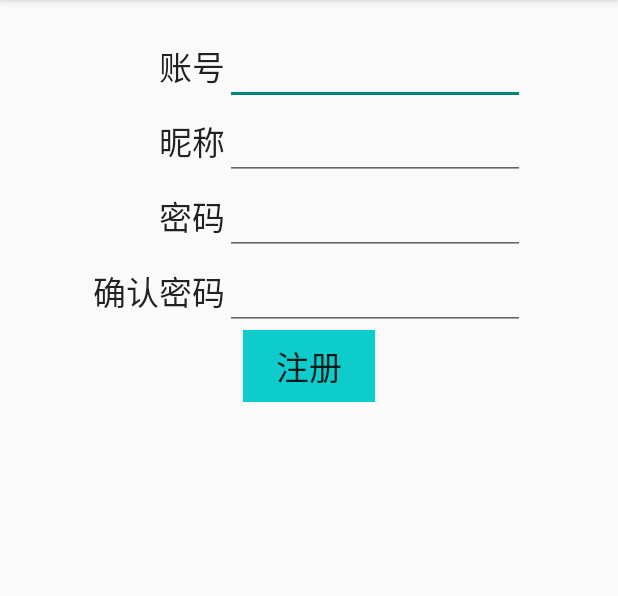
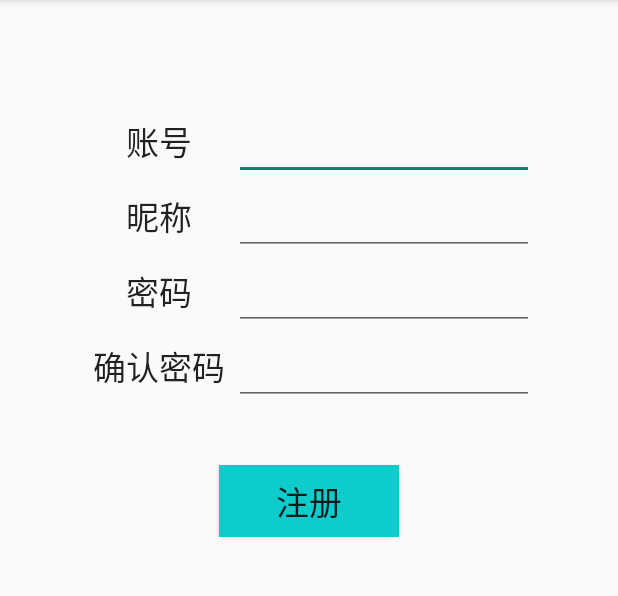
Before and after one commit to RenJiJiaoHuPj/circle, an Android app: the RegisterActivity screen opened directly, with no data from a screen before it, on a phone screen of 412 x 824 dp, the part 84-680 px from its top. Run offline under Robolectric (Android 15) with nearby library versions, the phone set to English and light mode, and no system bars.

Commit message:
UI updates (part I)

```diff
--- a/app/src/main/java/com/zzt/circle/app/adapter/TimelineAdapter.java
+++ b/app/src/main/java/com/zzt/circle/app/adapter/TimelineAdapter.java
@@ -10,9 +10,11 @@ import android.widget.BaseAdapter;
 import android.widget.ImageView;
 import android.widget.TextView;
 import com.nostra13.universalimageloader.core.ImageLoader;
+import com.nostra13.universalimageloader.core.ImageLoaderConfiguration;
 import com.zzt.circle.app.Config;
 import com.zzt.circle.app.R;
 import com.zzt.circle.app.activity.LargePhotoActivity;
+import com.zzt.circle.app.activity.MainActivity;
 import com.zzt.circle.app.entity.ImageMessageEntity;
 
 import java.util.ArrayList;
@@ -29,6 +31,7 @@ public class TimelineAdapter extends BaseAdapter {
     public TimelineAdapter(Context context) {
         this.context = context;
         imageLoader = ImageLoader.getInstance();
+        imageLoader.init(ImageLoaderConfiguration.createDefault(context));
     }
 
     public void addAll(List<ImageMessageEntity> data) {
--- a/app/src/main/res/layout/activity_register.xml
+++ b/app/src/main/res/layout/activity_register.xml
@@ -10,23 +10,21 @@
             android:layout_width="wrap_content"
             android:layout_height="wrap_content"
             android:orientation="vertical"
-            android:gravity="center_horizontal">
+            android:gravity="center_horizontal"
+        android:layout_marginTop="50dp">
 
         <LinearLayout
                 android:layout_width="fill_parent"
                 android:layout_height="wrap_content"
-                android:orientation="horizontal">
-
+                android:orientation="horizontal"
+            android:gravity="right">
             <TextView
-                    android:layout_width="0dp"
-                    android:layout_height="wrap_content"
-                    android:layout_weight="1" />
-
-            <TextView
-                    android:layout_width="wrap_content"
+                    android:layout_width="100dp"
                     android:layout_height="wrap_content"
                     android:text="@string/account"
-                    android:textAppearance="?android:attr/textAppearanceLarge" />
+                    android:textAppearance="?android:attr/textAppearanceLarge"
+                    android:labelFor="@id/etAccount"
+                android:gravity="center_horizontal" />
 
             <EditText
                     android:layout_width="200dp"
@@ -39,18 +37,15 @@
         <LinearLayout
                 android:layout_width="fill_parent"
                 android:layout_height="wrap_content"
-                android:orientation="horizontal">
+                android:orientation="horizontal"
+            android:gravity="right">
 
             <TextView
-                    android:layout_width="0dp"
-                    android:layout_height="wrap_content"
-                    android:layout_weight="1" />
-
-            <TextView
-                    android:layout_width="wrap_content"
+                    android:layout_width="100dp"
                     android:layout_height="wrap_content"
                     android:text="@string/nickname"
-                    android:textAppearance="?android:attr/textAppearanceLarge" />
+                    android:textAppearance="?android:attr/textAppearanceLarge"
+                android:gravity="center_horizontal" />
 
             <EditText
                     android:layout_width="200dp"
@@ -63,18 +58,15 @@
         <LinearLayout
                 android:layout_width="fill_parent"
                 android:layout_height="wrap_content"
-                android:orientation="horizontal">
+                android:orientation="horizontal"
+            android:gravity="right">
 
             <TextView
-                    android:layout_width="0dp"
-                    android:layout_height="wrap_content"
-                    android:layout_weight="1" />
-
-            <TextView
-                    android:layout_width="wrap_content"
+                    android:layout_width="100dp"
                     android:layout_height="wrap_content"
                     android:text="@string/password"
-                    android:textAppearance="?android:attr/textAppearanceLarge" />
+                    android:textAppearance="?android:attr/textAppearanceLarge"
+                android:gravity="center_horizontal" />
 
             <EditText
                     android:layout_width="200dp"
@@ -87,7 +79,8 @@
         <LinearLayout
                 android:layout_width="wrap_content"
                 android:layout_height="wrap_content"
-                android:orientation="horizontal">
+                android:orientation="horizontal"
+            android:gravity="right">
 
             <TextView
                     android:layout_width="0dp"
@@ -95,10 +88,11 @@
                     android:layout_weight="1" />
 
             <TextView
-                    android:layout_width="wrap_content"
+                    android:layout_width="100dp"
                     android:layout_height="wrap_content"
                     android:text="@string/confirm_password"
-                    android:textAppearance="?android:attr/textAppearanceLarge" />
+                    android:textAppearance="?android:attr/textAppearanceLarge"
+                android:gravity="center_horizontal" />
 
             <EditText
                     android:layout_width="200dp"
@@ -109,11 +103,13 @@
         </LinearLayout>
 
         <Button
-                android:layout_width="wrap_content"
+                android:layout_width="120dp"
                 android:layout_height="wrap_content"
                 android:text="@string/register"
                 android:background="#0FCCCC"
                 android:textAppearance="?android:attr/textAppearanceLarge"
-                android:id="@+id/btnRegister" />
+                android:id="@+id/btnRegister"
+            android:layout_marginTop="40dp"
+            style="@style/normalButtonStyle" />
     </LinearLayout>
 </LinearLayout>
--- a/app/src/main/res/values/styles.xml
+++ b/app/src/main/res/values/styles.xml
@@ -25,5 +25,12 @@
         <item name="background">@drawable/actionbar_tab_indicator</item>
     </style>
 
+    <style name="normalButtonStyle">
+        <item name="android:layout_width">120dp</item>
+        <item name="android:layout_height">wrap_content</item>
+        <item name="android:textAppearance">?android:attr/textAppearanceLarge</item>
+        <item name="android:background">#0FCCCC</item>
+    </style>
+
 
 </resources>
```
Also changed, not shown: app/src/main/java/com/zzt/circle/app/activity/PostPhotoActivity.java (+8 -0 lines), app/src/main/res/drawable/border.xml (added, +8 -0 lines), app/src/main/res/layout/activity_login.xml (+23 -20 lines), app/src/main/res/layout/activity_post_photo.xml (+11 -5 lines), app/src/main/res/layout/cell_message.xml (+34 -23 lines), 1 other file.
